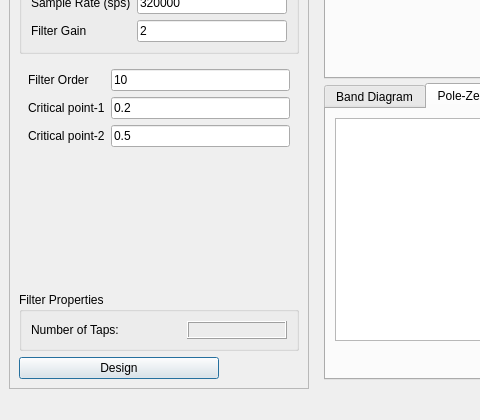
Old version of the form python/pyqt_filter_stacked.ui in the repository zeroXzero/gr-filtdes; both pictures show x 0 to 480 and y 229 to 649 of the 1128 by 649 pixel window.
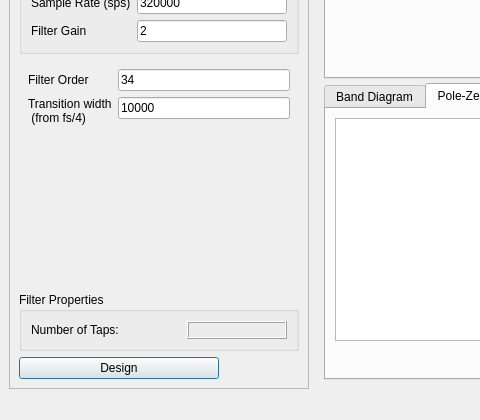
New version of the form. Icons and pictures are not drawn. Custom widgets are drawn as their Qt base class.

Commit message: Added experimental Half-Band filter design based on remez and firwin Testing Pending

```diff
--- a/python/pyqt_filter_stacked.ui
+++ b/python/pyqt_filter_stacked.ui
@@ -1304,7 +1304,7 @@
        <item>
         <widget class="QStackedWidget" name="filterTypeWidget">
          <property name="currentIndex">
-          <number>10</number>
+          <number>11</number>
          </property>
          <widget class="QWidget" name="firlpfPage">
           <layout class="QFormLayout" name="formLayout">
@@ -2020,6 +2020,42 @@
            </item>
           </layout>
          </widget>
+         <widget class="QWidget" name="firhbPage">
+          <layout class="QFormLayout" name="formLayout_14">
+           <property name="fieldGrowthPolicy">
+            <enum>QFormLayout::AllNonFixedFieldsGrow</enum>
+           </property>
+           <item row="0" column="0">
+            <widget class="QLabel" name="firhbordLabel">
+             <property name="text">
+              <string>Filter Order</string>
+             </property>
+            </widget>
+           </item>
+           <item row="0" column="1">
+            <widget class="QLineEdit" name="firhbordEdit">
+             <property name="text">
+              <string>34</string>
+             </property>
+            </widget>
+           </item>
+           <item row="2" column="0">
+            <widget class="QLabel" name="firhbtrEditLabel2">
+             <property name="text">
+              <string>Transition width 
+ (from fs/4)</string>
+             </property>
+            </widget>
+           </item>
+           <item row="2" column="1">
+            <widget class="QLineEdit" name="firhbtrEdit">
+             <property name="text">
+              <string>10000</string>
+             </property>
+            </widget>
+           </item>
+          </layout>
+         </widget>
         </widget>
        </item>
        <item>
```
Left out of the diff: 15 changed lines with no effect on the pictures. The commit also changes 3 other files.
